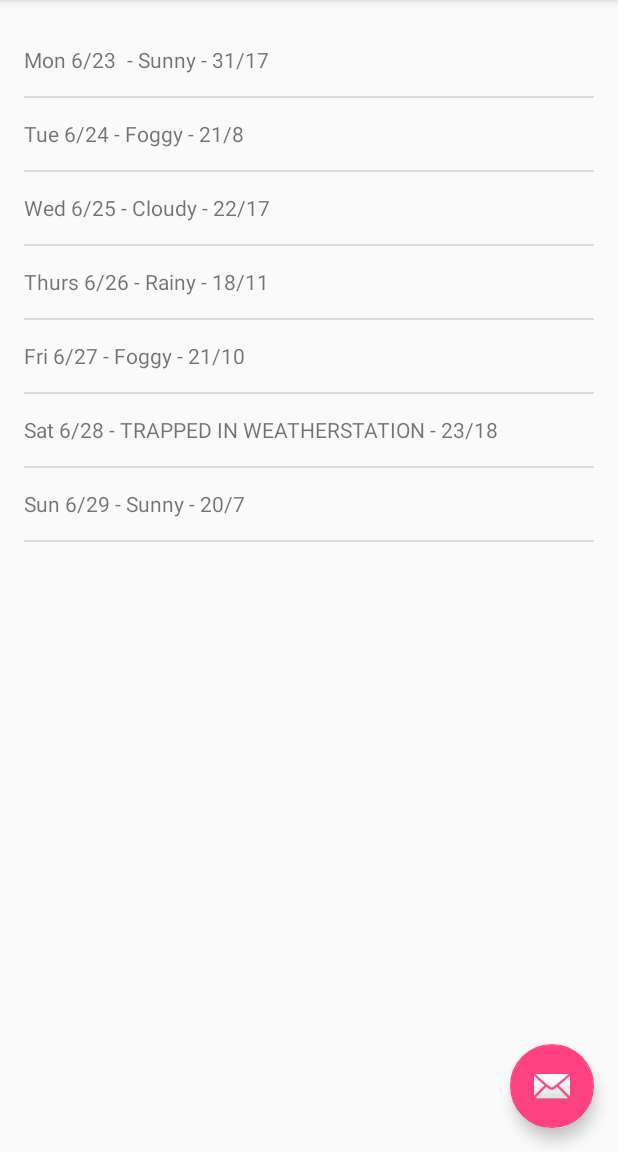
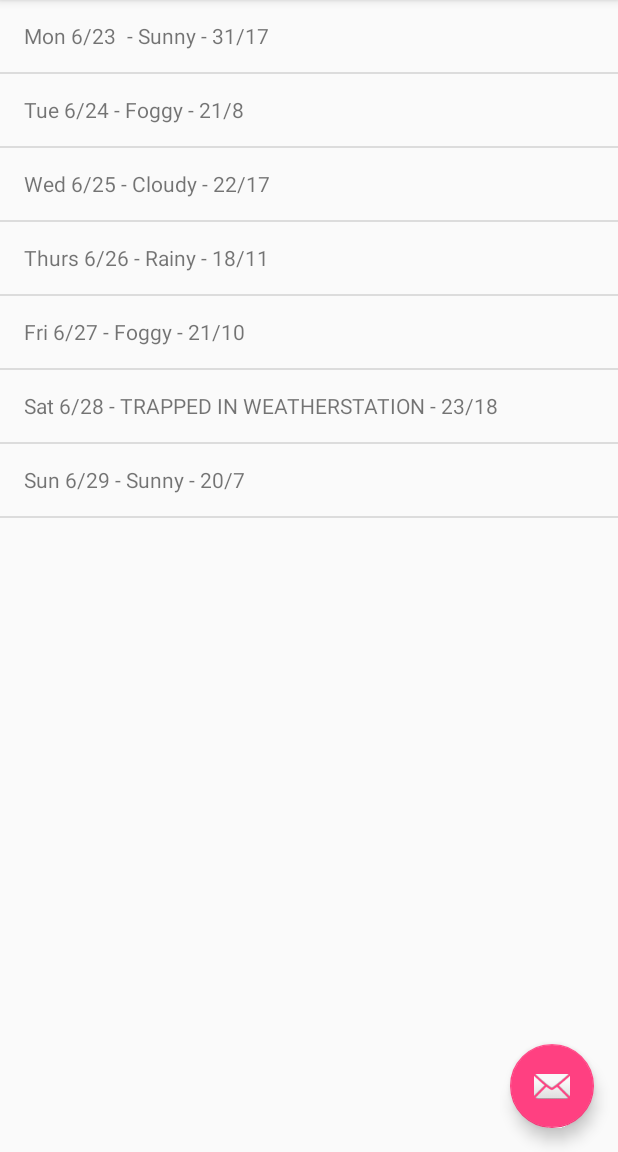
Before and after one commit to rtrevivian/Sunshine, an Android app: the screen it shows after launch (MainActivity), on a phone screen of 412 x 824 dp, the part 84-1236 px from its top. Run offline under Robolectric (Android 15) with nearby library versions, the phone set to English and light mode, and no system bars.

Commit message:
Project 1 Starting

```diff
--- a/app/src/main/res/layout/fragment_main.xml
+++ b/app/src/main/res/layout/fragment_main.xml
@@ -2,10 +2,6 @@
     xmlns:tools="http://schemas.android.com/tools"
     android:layout_width="match_parent"
     android:layout_height="match_parent"
-    android:paddingBottom="@dimen/activity_vertical_margin"
-    android:paddingLeft="@dimen/activity_horizontal_margin"
-    android:paddingRight="@dimen/activity_horizontal_margin"
-    android:paddingTop="@dimen/activity_vertical_margin"
     tools:context="com.richardtrevivian.sunshine.MainActivityFragment"
     tools:showIn="@layout/activity_main">
 
--- a/app/src/main/res/layout/list_item_forecast.xml
+++ b/app/src/main/res/layout/list_item_forecast.xml
@@ -4,6 +4,8 @@
     android:layout_height="wrap_content"
     android:gravity="center_vertical"
     android:minHeight="@dimen/fab_min_height"
+    android:paddingLeft="@dimen/activity_horizontal_margin"
+    android:paddingRight="@dimen/activity_horizontal_margin"
     android:id="@+id/list_item_forecast_textview">
 
 </TextView>
```
Also changed, not shown: app/src/main/ic_launcher-web.png (added), app/src/main/res/mipmap-hdpi/ic_launcher.png, app/src/main/res/mipmap-mdpi/ic_launcher.png, app/src/main/res/mipmap-xhdpi/ic_launcher.png, app/src/main/res/mipmap-xxhdpi/ic_launcher.png, app/src/main/res/mipmap-xxxhdpi/ic_launcher.png.
